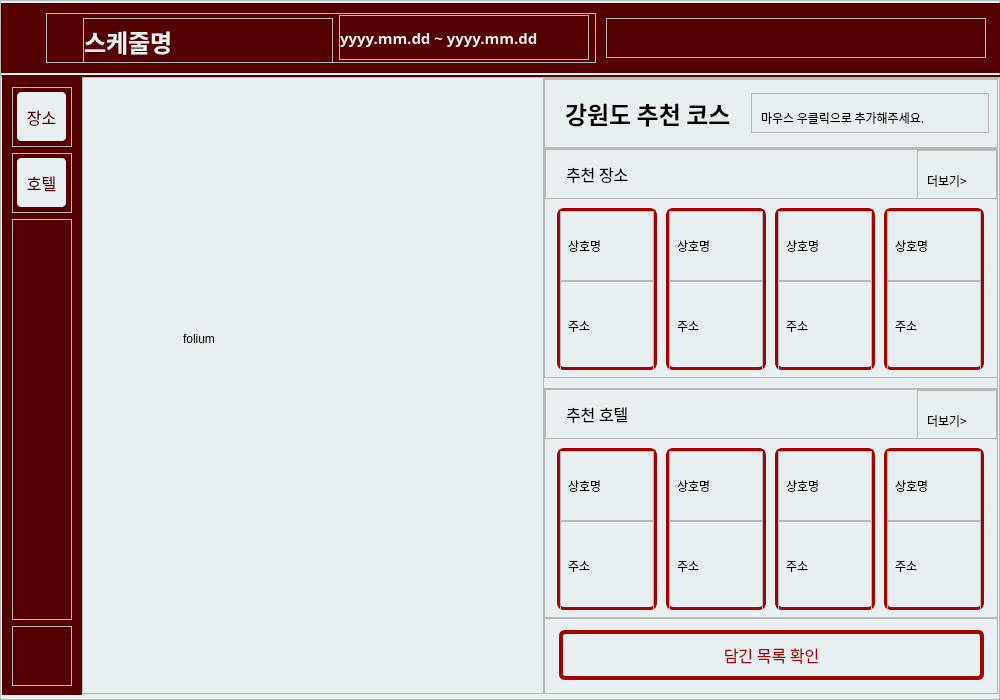
First picture: the form in code/ui/select_planner.ui, repository EON-DC/gwd_travel_planner, before the edit.
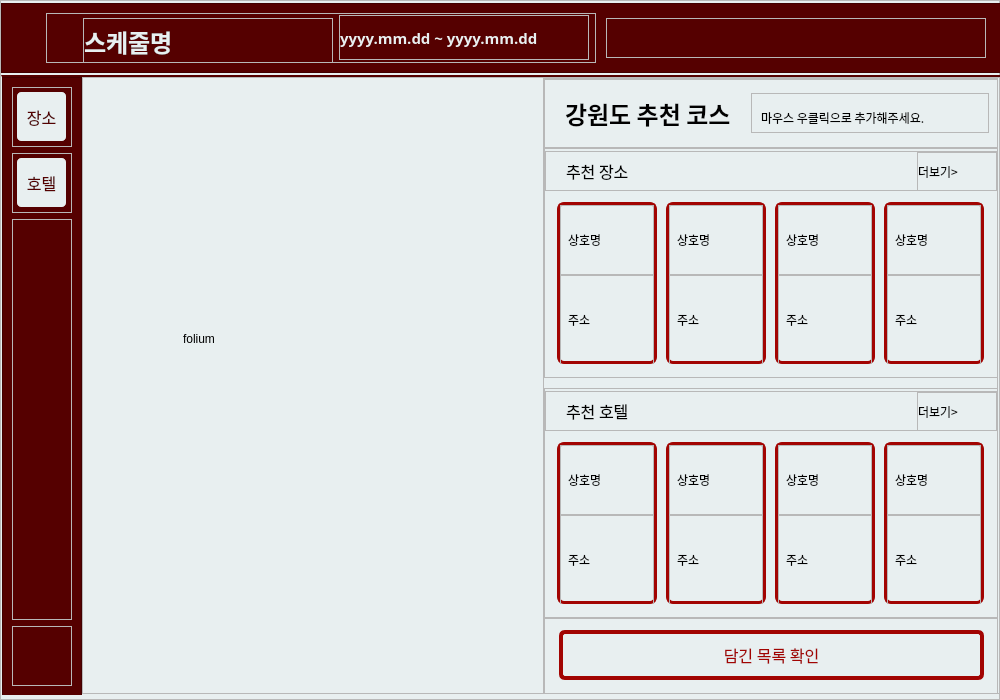
Second picture: the form after the edit. The open tabs and pages were chosen to show the change. Icons and pictures are not drawn.

Diff of the .ui file:
```diff
--- a/code/ui/select_planner.ui
+++ b/code/ui/select_planner.ui
@@ -1289,6 +1289,12 @@
                    </item>
                    <item>
                     <widget class="QWidget" name="widget_13" native="true">
+                     <property name="sizePolicy">
+                      <sizepolicy hsizetype="Preferred" vsizetype="Expanding">
+                       <horstretch>0</horstretch>
+                       <verstretch>0</verstretch>
+                      </sizepolicy>
+                     </property>
                      <property name="minimumSize">
                       <size>
                        <width>0</width>
@@ -1346,13 +1352,13 @@
                            <property name="minimumSize">
                             <size>
                              <width>0</width>
-                             <height>50</height>
+                             <height>40</height>
                             </size>
                            </property>
                            <property name="maximumSize">
                             <size>
                              <width>16777215</width>
-                             <height>50</height>
+                             <height>40</height>
                             </size>
                            </property>
                            <property name="frameShape">
@@ -1422,13 +1428,13 @@
                               <property name="minimumSize">
                                <size>
                                 <width>80</width>
-                                <height>50</height>
+                                <height>40</height>
                                </size>
                               </property>
                               <property name="maximumSize">
                                <size>
                                 <width>80</width>
-                                <height>50</height>
+                                <height>40</height>
                                </size>
                               </property>
                               <property name="frameShape">
@@ -1438,8 +1444,17 @@
                                <enum>QFrame::Raised</enum>
                               </property>
                               <layout class="QHBoxLayout" name="horizontalLayout_14">
+                               <property name="spacing">
+                                <number>0</number>
+                               </property>
+                               <property name="leftMargin">
+                                <number>0</number>
+                               </property>
                                <property name="topMargin">
-                                <number>12</number>
+                                <number>0</number>
+                               </property>
+                               <property name="rightMargin">
+                                <number>0</number>
                                </property>
                                <property name="bottomMargin">
                                 <number>0</number>
@@ -2193,13 +2208,13 @@
                            <property name="minimumSize">
                             <size>
                              <width>0</width>
-                             <height>50</height>
+                             <height>40</height>
                             </size>
                            </property>
                            <property name="maximumSize">
                             <size>
                              <width>16777215</width>
-                             <height>50</height>
+                             <height>40</height>
                             </size>
                            </property>
                            <property name="frameShape">
@@ -2269,13 +2284,13 @@
                               <property name="minimumSize">
                                <size>
                                 <width>80</width>
-                                <height>50</height>
+                                <height>40</height>
                                </size>
                               </property>
                               <property name="maximumSize">
                                <size>
                                 <width>80</width>
-                                <height>50</height>
+                                <height>40</height>
                                </size>
                               </property>
                               <property name="frameShape">
@@ -2285,8 +2300,17 @@
                                <enum>QFrame::Raised</enum>
                               </property>
                               <layout class="QHBoxLayout" name="horizontalLayout_15">
+                               <property name="spacing">
+                                <number>0</number>
+                               </property>
+                               <property name="leftMargin">
+                                <number>0</number>
+                               </property>
                                <property name="topMargin">
-                                <number>12</number>
+                                <number>0</number>
+                               </property>
+                               <property name="rightMargin">
+                                <number>0</number>
                                </property>
                                <property name="bottomMargin">
                                 <number>0</number>
```
Left out of the diff: 6 changed lines with no effect on the pictures.
